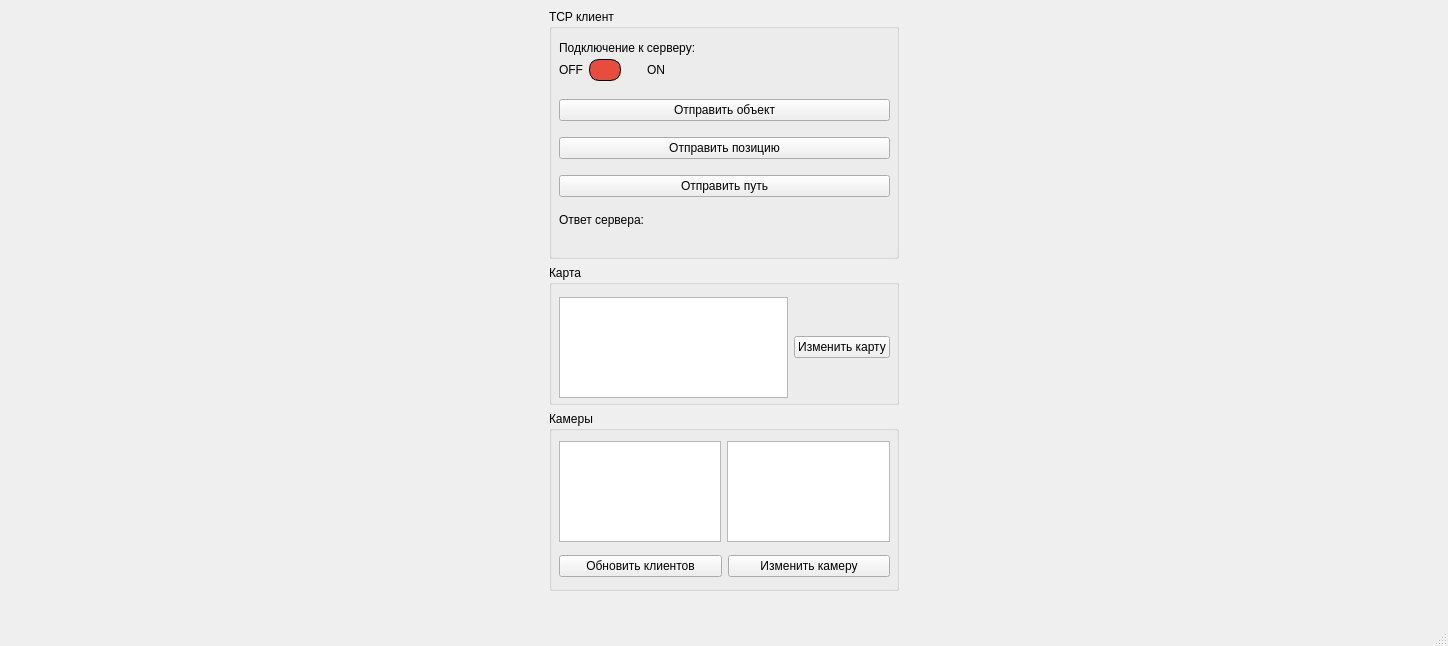
Above: mainwindow.ui from Tiliss/ViewRouteJSON before the change. Below: the same form after it.
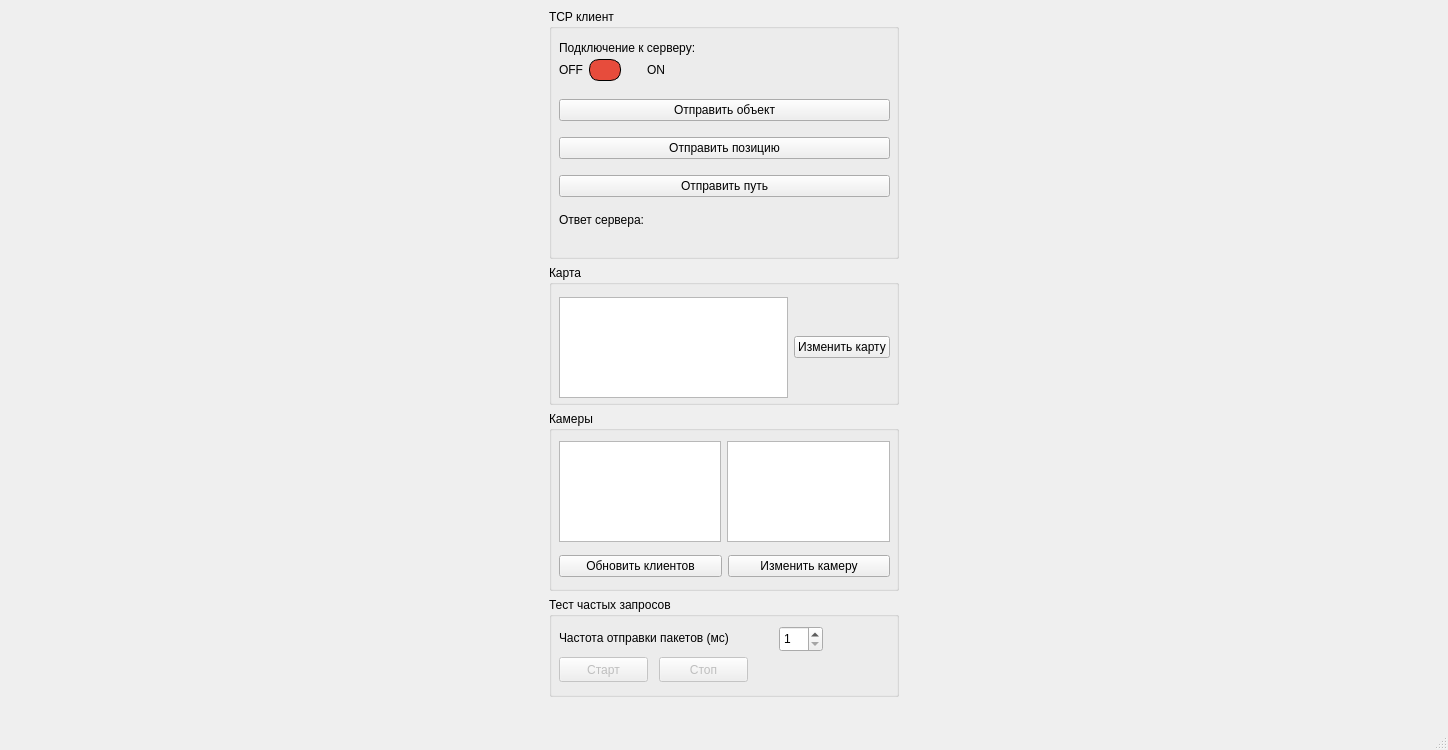
That is the form after the change. Icons and pictures are not drawn.

```diff
--- a/mainwindow.ui
+++ b/mainwindow.ui
@@ -10,7 +10,7 @@
     <x>0</x>
     <y>0</y>
     <width>1448</width>
-    <height>644</height>
+    <height>750</height>
    </rect>
   </property>
   <property name="windowTitle">
@@ -312,6 +312,86 @@
       </widget>
      </widget>
     </item>
+    <item row="3" column="0">
+     <widget class="QGroupBox" name="groupBox_4">
+      <property name="sizePolicy">
+       <sizepolicy hsizetype="Fixed" vsizetype="Fixed">
+        <horstretch>0</horstretch>
+        <verstretch>0</verstretch>
+       </sizepolicy>
+      </property>
+      <property name="minimumSize">
+       <size>
+        <width>350</width>
+        <height>100</height>
+       </size>
+      </property>
+      <property name="title">
+       <string>Тест частых запросов</string>
+      </property>
+      <widget class="QPushButton" name="btnStart">
+       <property name="enabled">
+        <bool>false</bool>
+       </property>
+       <property name="geometry">
+        <rect>
+         <x>10</x>
+         <y>60</y>
+         <width>89</width>
+         <height>25</height>
+        </rect>
+       </property>
+       <property name="text">
+        <string>Старт</string>
+       </property>
+      </widget>
+      <widget class="QPushButton" name="btnStop">
+       <property name="enabled">
+        <bool>false</bool>
+       </property>
+       <property name="geometry">
+        <rect>
+         <x>110</x>
+         <y>60</y>
+         <width>89</width>
+         <height>25</height>
+        </rect>
+       </property>
+       <property name="text">
+        <string>Стоп</string>
+       </property>
+      </widget>
+      <widget class="QSpinBox" name="spinBox">
+       <property name="geometry">
+        <rect>
+         <x>230</x>
+         <y>29</y>
+         <width>44</width>
+         <height>26</height>
+        </rect>
+       </property>
+       <property name="minimum">
+        <number>1</number>
+       </property>
+       <property name="maximum">
+        <number>99</number>
+       </property>
+      </widget>
+      <widget class="QLabel" name="label_4">
+       <property name="geometry">
+        <rect>
+         <x>10</x>
+         <y>31</y>
+         <width>221</width>
+         <height>20</height>
+        </rect>
+       </property>
+       <property name="text">
+        <string>Частота отправки пакетов (мс)</string>
+       </property>
+      </widget>
+     </widget>
+    </item>
    </layout>
   </widget>
   <widget class="QMenuBar" name="menubar">
```
